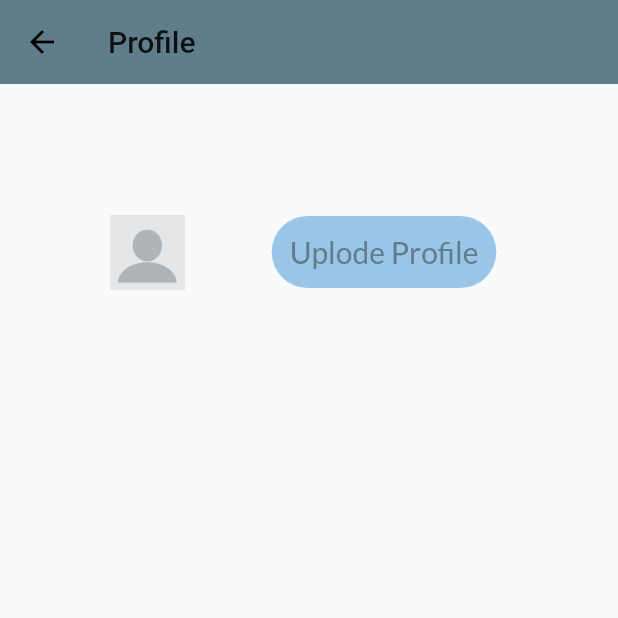
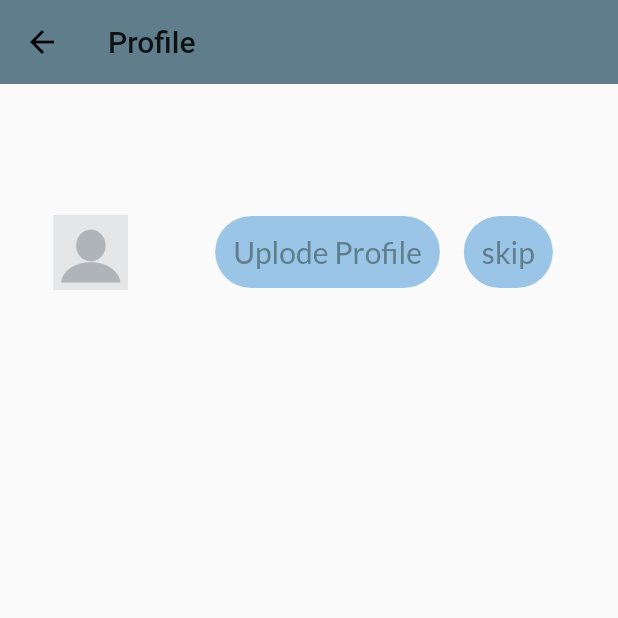
Before and after one commit to RavindraMedhat/Chatting, a Flutter app: the AddProfile screen opened by its route, on a phone screen of 412 x 824 dp, the top half of it. Run offline on Flutter 3.47's test engine with Material 2 defaults, Android fonts, the phone set to English and light mode, and no system bars; our stand-ins replace firebase_core, firebase_database, firebase_storage, google_fonts, image_picker, permission_handler and 1 more; missing offline and left inert: firebase_core_web, firebase_database_web, firebase_storage_web, image_picker_for_web; accounts and stored records are empty.

Commit message:
add profile skip functionality add

```diff
--- a/lib/pages/AddProfilepage.dart
+++ b/lib/pages/AddProfilepage.dart
@@ -9,6 +9,9 @@ import 'package:image_picker/image_picker.dart';
 import 'package:permission_handler/permission_handler.dart';
 import 'package:velocity_x/velocity_x.dart';
 
+import 'package:flutter/services.dart' show rootBundle;
+import 'package:path_provider/path_provider.dart';
+
 class AddProfile extends StatefulWidget {
   const AddProfile({Key? key}) : super(key: key);
 
@@ -19,6 +22,16 @@ class AddProfile extends StatefulWidget {
 class _AddProfileState extends State<AddProfile> {
   String downloadURL = "";
   bool uplodeProfile = false;
+
+  Future<File> getImageFileFromAssets(String path) async {
+    final byteData = await rootBundle.load('assets/$path');
+
+    final file = File('${(await getTemporaryDirectory()).path}/$path');
+    await file.writeAsBytes(byteData.buffer
+        .asUint8List(byteData.offsetInBytes, byteData.lengthInBytes));
+
+    return file;
+  }
 
   uplodeImage() async {
     final storage = FirebaseStorage.instance;
@@ -46,6 +59,24 @@ class _AddProfileState extends State<AddProfile> {
         setState(() {});
       }
     } else {}
+  }
+
+  skip() async {
+    uplodeProfile = true;
+
+    var database = FirebaseDatabase.instance.reference();
+    database.child("User/").update({
+      userinfo.username: {"Password": userinfo.password}
+    });
+    database.child("User/${userinfo.username}/").update({
+      "Profile":
+          "https://firebasestorage.googleapis.com/v0/b/first-network-e3fc6.appspot.com/o/Profile%2Fblank-profile.png?alt=media&token=e5bb7c34-f2c7-4b8d-a226-62c357d9ad55"
+    });
+    await Future.delayed(const Duration(seconds: 1));
+
+    userinfo.username = "";
+    await Navigator.pushNamed(context, MyRoultes.login_roultr);
+    setState(() {});
   }
 
   @override
@@ -87,6 +118,27 @@ class _AddProfileState extends State<AddProfile> {
                         children: [
                           Text(
                             "Uplode Profile",
+                            style: TextStyle(fontSize: 20),
+                          ).px12().py12(),
+                        ]),
+                  )),
+              TextButton(
+                  onPressed: skip,
+                  child: Container(
+                    decoration: const BoxDecoration(
+                      borderRadius: BorderRadius.only(
+                          topRight: Radius.circular(25),
+                          bottomRight: Radius.circular(25),
+                          topLeft: Radius.circular(25),
+                          bottomLeft: Radius.circular(25)),
+                      color: Color.fromARGB(255, 154, 197, 230),
+                    ),
+                    // width: MediaQuery.of(context).size.width / 2,
+                    child: Column(
+                        crossAxisAlignment: CrossAxisAlignment.start,
+                        children: [
+                          Text(
+                            "skip",
                             style: TextStyle(fontSize: 20),
                           ).px12().py12(),
                         ]),
--- a/pubspec.yaml
+++ b/pubspec.yaml
@@ -72,6 +72,7 @@ flutter:
   # To add assets to your application, add an assets section, like this:
   assets:
    - assets/images/
+   - assets/images/blank-profile.png
 
   #   - images/a_dot_burr.jpeg
   #   - images/a_dot_ham.jpeg
```
